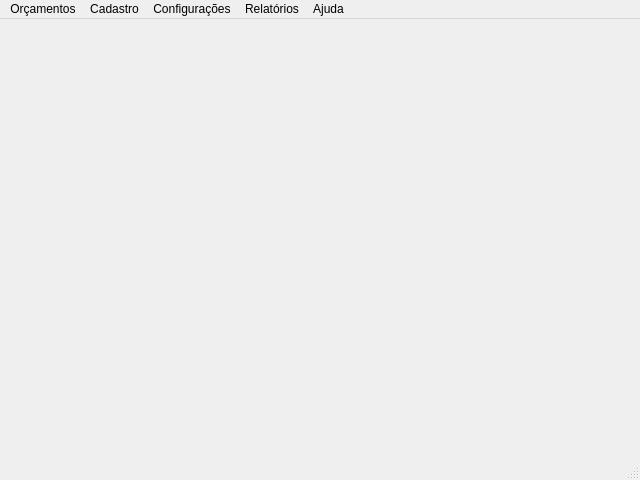
The window that telas_ui/tela_principal.ui (pliniocefet/EsquadriCalcTeste) describes before a commit, drawn with Qt 5.
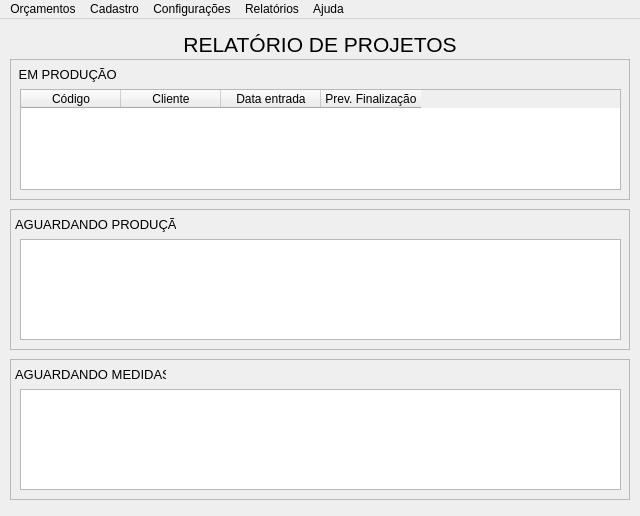
The same window after the commit.

Commit message: criado tela de cadastro de clientes criado tela de pesquisar orçamentos

The edit to the form file:
```diff
--- a/telas_ui/tela_principal.ui
+++ b/telas_ui/tela_principal.ui
@@ -7,7 +7,7 @@
     <x>0</x>
     <y>0</y>
     <width>640</width>
-    <height>480</height>
+    <height>516</height>
    </rect>
   </property>
   <property name="minimumSize">
@@ -19,7 +19,202 @@
   <property name="windowTitle">
    <string>*** EsquadriCalc - Software para Cálculos de Esquadrias de Alumínio ***</string>
   </property>
-  <widget class="QWidget" name="centralwidget"/>
+  <widget class="QWidget" name="centralwidget">
+   <widget class="QFrame" name="frame">
+    <property name="geometry">
+     <rect>
+      <x>10</x>
+      <y>40</y>
+      <width>620</width>
+      <height>141</height>
+     </rect>
+    </property>
+    <property name="frameShape">
+     <enum>QFrame::StyledPanel</enum>
+    </property>
+    <property name="frameShadow">
+     <enum>QFrame::Raised</enum>
+    </property>
+    <widget class="QLabel" name="label_2">
+     <property name="geometry">
+      <rect>
+       <x>5</x>
+       <y>0</y>
+       <width>101</width>
+       <height>31</height>
+      </rect>
+     </property>
+     <property name="font">
+      <font>
+       <pointsize>10</pointsize>
+      </font>
+     </property>
+     <property name="text">
+      <string> EM PRODUÇÃO</string>
+     </property>
+     <property name="alignment">
+      <set>Qt::AlignLeading|Qt::AlignLeft|Qt::AlignVCenter</set>
+     </property>
+    </widget>
+    <widget class="QTableWidget" name="tableWidget">
+     <property name="geometry">
+      <rect>
+       <x>10</x>
+       <y>30</y>
+       <width>601</width>
+       <height>101</height>
+      </rect>
+     </property>
+     <column>
+      <property name="text">
+       <string>Código</string>
+      </property>
+      <property name="textAlignment">
+       <set>AlignCenter</set>
+      </property>
+     </column>
+     <column>
+      <property name="text">
+       <string>Cliente</string>
+      </property>
+      <property name="textAlignment">
+       <set>AlignCenter</set>
+      </property>
+     </column>
+     <column>
+      <property name="text">
+       <string>Data entrada</string>
+      </property>
+      <property name="textAlignment">
+       <set>AlignCenter</set>
+      </property>
+     </column>
+     <column>
+      <property name="text">
+       <string>Prev. Finalização</string>
+      </property>
+      <property name="textAlignment">
+       <set>AlignCenter</set>
+      </property>
+     </column>
+    </widget>
+   </widget>
+   <widget class="QLabel" name="label">
+    <property name="geometry">
+     <rect>
+      <x>10</x>
+      <y>10</y>
+      <width>620</width>
+      <height>31</height>
+     </rect>
+    </property>
+    <property name="font">
+     <font>
+      <pointsize>16</pointsize>
+     </font>
+    </property>
+    <property name="text">
+     <string>RELATÓRIO DE PROJETOS</string>
+    </property>
+    <property name="alignment">
+     <set>Qt::AlignCenter</set>
+    </property>
+   </widget>
+   <widget class="QFrame" name="frame_2">
+    <property name="geometry">
+     <rect>
+      <x>10</x>
+      <y>190</y>
+      <width>620</width>
+      <height>141</height>
+     </rect>
+    </property>
+    <property name="frameShape">
+     <enum>QFrame::StyledPanel</enum>
+    </property>
+    <property name="frameShadow">
+     <enum>QFrame::Raised</enum>
+    </property>
+    <widget class="QLabel" name="label_3">
+     <property name="geometry">
+      <rect>
+       <x>5</x>
+       <y>0</y>
+       <width>161</width>
+       <height>31</height>
+      </rect>
+     </property>
+     <property name="font">
+      <font>
+       <pointsize>10</pointsize>
+      </font>
+     </property>
+     <property name="text">
+      <string>AGUARDANDO PRODUÇÃO</string>
+     </property>
+     <property name="alignment">
+      <set>Qt::AlignLeading|Qt::AlignLeft|Qt::AlignVCenter</set>
+     </property>
+    </widget>
+    <widget class="QTableWidget" name="tableWidget_2">
+     <property name="geometry">
+      <rect>
+       <x>10</x>
+       <y>30</y>
+       <width>601</width>
+       <height>101</height>
+      </rect>
+     </property>
+    </widget>
+   </widget>
+   <widget class="QFrame" name="frame_3">
+    <property name="geometry">
+     <rect>
+      <x>10</x>
+      <y>340</y>
+      <width>620</width>
+      <height>141</height>
+     </rect>
+    </property>
+    <property name="frameShape">
+     <enum>QFrame::StyledPanel</enum>
+    </property>
+    <property name="frameShadow">
+     <enum>QFrame::Raised</enum>
+    </property>
+    <widget class="QLabel" name="label_4">
+     <property name="geometry">
+      <rect>
+       <x>5</x>
+       <y>0</y>
+       <width>151</width>
+       <height>31</height>
+      </rect>
+     </property>
+     <property name="font">
+      <font>
+       <pointsize>10</pointsize>
+      </font>
+     </property>
+     <property name="text">
+      <string>AGUARDANDO MEDIDAS</string>
+     </property>
+     <property name="alignment">
+      <set>Qt::AlignLeading|Qt::AlignLeft|Qt::AlignVCenter</set>
+     </property>
+    </widget>
+    <widget class="QTableWidget" name="tableWidget_3">
+     <property name="geometry">
+      <rect>
+       <x>10</x>
+       <y>30</y>
+       <width>601</width>
+       <height>101</height>
+      </rect>
+     </property>
+    </widget>
+   </widget>
+  </widget>
   <widget class="QMenuBar" name="menubar">
    <property name="geometry">
     <rect>
@@ -70,7 +265,6 @@
    <addaction name="menuRelatorios"/>
    <addaction name="menuAjuda"/>
   </widget>
-  <widget class="QStatusBar" name="statusbar"/>
   <action name="actionNovo_Orcamento">
    <property name="text">
     <string>Novo Orçamento...</string>
```
The commit also changes 13 other files.
